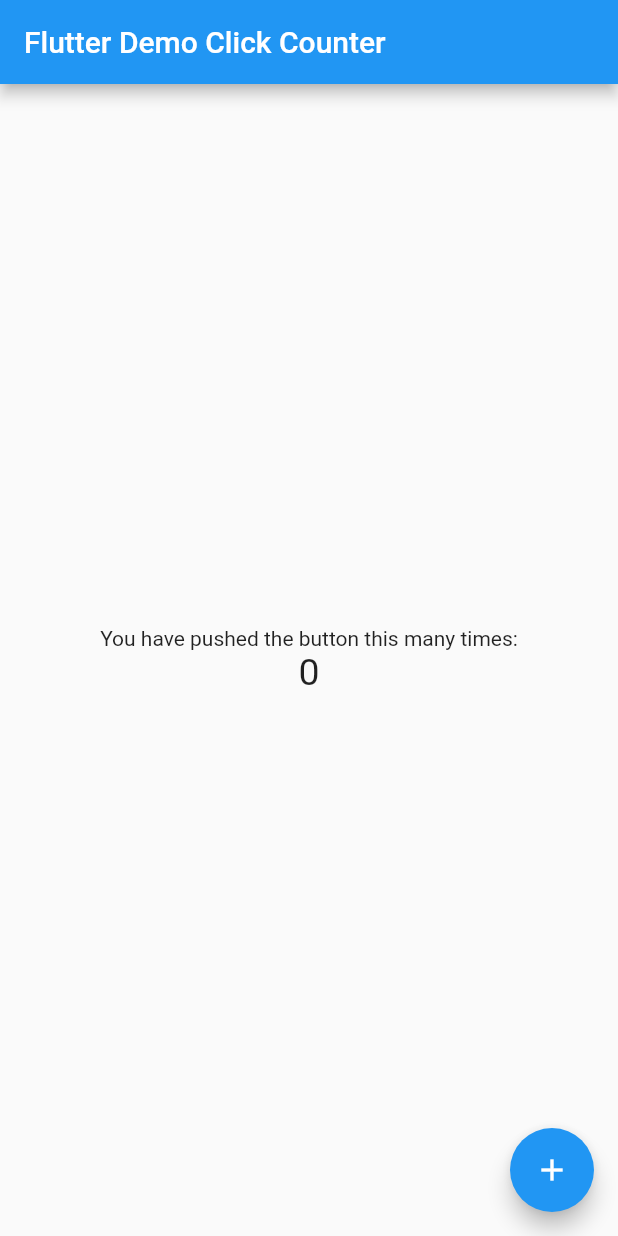
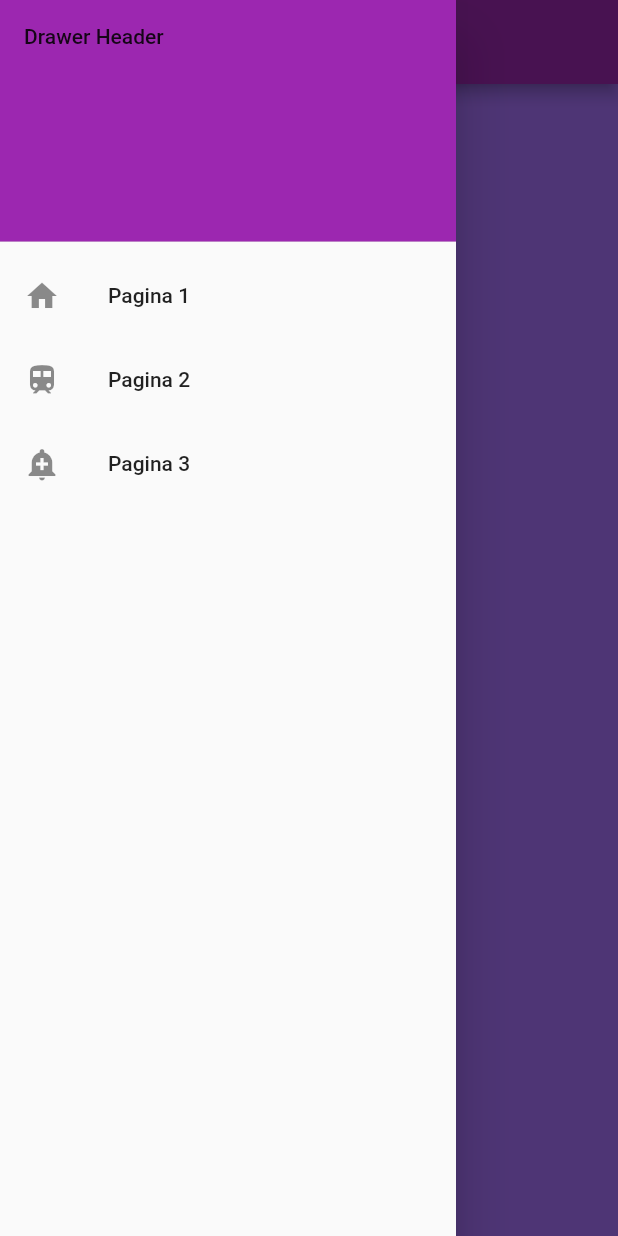
Before and after one commit to OscarIvanP17/Drawer_p_4, a Flutter app: the screen it shows after launch, with the side drawer open (before the commit the screen has no drawer), on a phone screen of 412 x 824 dp. Run offline on Flutter 3.47's test engine with Material 2 defaults, Android fonts, the phone set to English and light mode, and no system bars.

Commit message:
DrawerV2

```diff
--- a/lib/main.dart
+++ b/lib/main.dart
@@ -4,15 +4,16 @@ void main() => runApp(MyApp());
 
 class MyApp extends StatelessWidget {
   const MyApp({super.key});
-  static const String _title = 'Flutter Stateful Clicker Counter';
+  static const String _title = 'Drawer Perales';
   // This widget is the root of your application.
   @override
   Widget build(BuildContext context) {
     return MaterialApp(
       title: _title,
       theme: ThemeData(
-        primarySwatch: Colors.blue,
+        primarySwatch: Colors.purple,
       ),
+      debugShowCheckedModeBanner: false,
       home: MyHomePage(),
     );
   }
@@ -31,61 +32,56 @@ class MyHomePage extends StatefulWidget {
 class _MyHomePageState extends State<MyHomePage> {
   int _counter = 0;
 
-  void _incrementCounter() {
-    setState(() {
-      // This call to setState tells the Flutter framework that something has
-      // changed in this State, which causes it to rerun the build method below
-      // so that the display can reflect the updated values. If we changed
-      // _counter without calling setState(), then the build method would not be
-      // called again, and so nothing would appear to happen.
-      _counter++;
-    });
-  }
-
   @override
   Widget build(BuildContext context) {
-    // This method is rerun every time setState is called, for instance as done
-    // by the _incrementCounter method above.
-    //
-    // The Flutter framework has been optimized to make rerunning build methods
-    // fast, so that you can just rebuild anything that needs updating rather
-    // than having to individually change instances of widgets.
     return Scaffold(
       appBar: AppBar(
-        // Here we take the value from the MyHomePage object that was created by
-        // the App.build method, and use it to set our appbar title.
-        title: Text('Flutter Demo Click Counter'),
+        centerTitle: true,
+        title: Text('En la talacha'),
       ),
-      body: Center(
-        // Center is a layout widget. It takes a single child and positions it
-        // in the middle of the parent.
-        child: Column(
-          // Column is also a layout widget. It takes a list of children and
-          // arranges them vertically. By default, it sizes itself to fit its
-          // children horizontally, and tries to be as tall as its parent.
-          //
-          // Column has various properties to control how it sizes itself and
-          // how it positions its children. Here we use mainAxisAlignment to
-          // center the children vertically; the main axis here is the vertical
-          // axis because Columns are vertical (the cross axis would be
-          // horizontal).
-          mainAxisAlignment: MainAxisAlignment.center,
-          children: <Widget>[
-            Text(
-              'You have pushed the button this many times:',
+      backgroundColor: const Color(0xffaa74ff),
+      body: Center(),
+      drawer: Drawer(
+        child: ListView(
+          // Important: Remove any padding from the ListView.
+          padding: EdgeInsets.zero,
+          children: [
+            const DrawerHeader(
+              decoration: BoxDecoration(
+                color: Colors.purple,
+              ),
+              child: Text('Drawer Header'),
             ),
-            Text(
-              '$_counter',
-              style: TextStyle(fontSize: 25),
+            ListTile(
+              leading: Icon(
+                Icons.home,
+              ),
+              title: const Text('Pagina 1'),
+              onTap: () {
+                Navigator.pop(context);
+              },
+            ),
+            ListTile(
+              leading: Icon(
+                Icons.train,
+              ),
+              title: const Text('Pagina 2'),
+              onTap: () {
+                Navigator.pop(context);
+              },
+            ),
+            ListTile(
+              leading: Icon(
+                Icons.add_alert,
+              ),
+              title: const Text('Pagina 3'),
+              onTap: () {
+                Navigator.pop(context);
+              },
             ),
           ],
         ),
       ),
-      floatingActionButton: FloatingActionButton(
-        onPressed: _incrementCounter,
-        tooltip: 'Increment',
-        child: Icon(Icons.add),
-      ),
     );
   }
 }
```
